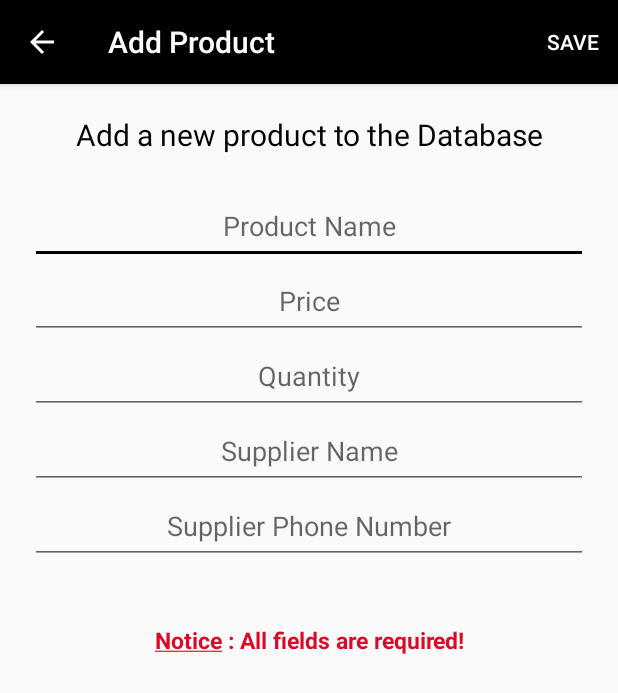
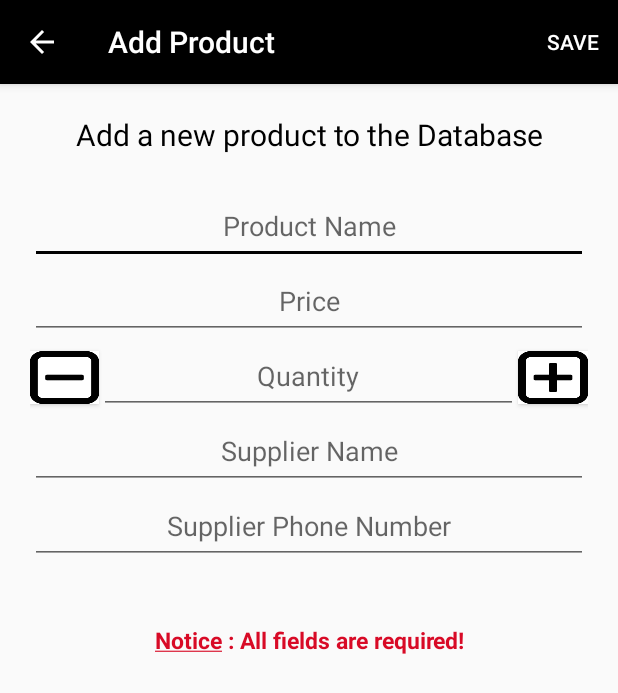
Before and after one commit to GeorgeIw/Inventory, an Android app: the EditorActivity screen opened directly, with no data from a screen before it, on a phone screen of 412 x 824 dp. Shown: the top 693 px of the screen. Run offline under Robolectric (Android 15) with nearby library versions, the phone set to English and light mode, and no system bars.

Commit message:
Added incement & decrement buttons in EditorActivity for quantity

```diff
--- a/app/src/main/java/com/example/android/inventory/EditorActivity.java
+++ b/app/src/main/java/com/example/android/inventory/EditorActivity.java
@@ -19,6 +19,7 @@ import android.view.Menu;
 import android.view.MenuItem;
 import android.view.MotionEvent;
 import android.view.View;
+import android.widget.Button;
 import android.widget.EditText;
 import android.widget.Toast;
 
@@ -46,6 +47,10 @@ public class EditorActivity extends AppCompatActivity implements LoaderManager.L
     private EditText supplierPhoneNumberEditText;
     //flag to keep track weather the item has been modified
     private boolean pItemChanged = false;
+    //minus button for quantity
+    private Button minusButton;
+    //plus button for quantity
+    private Button plusButton;
 
 
     //onTouchListener that notifies when the view is altered
@@ -56,7 +61,6 @@ public class EditorActivity extends AppCompatActivity implements LoaderManager.L
             return false;
         }
     };
-
 
     @Override
     protected void onCreate(Bundle savedInstanceState) {
@@ -84,8 +88,12 @@ public class EditorActivity extends AppCompatActivity implements LoaderManager.L
         nameEditText = findViewById(R.id.edit_product_name);
         //find the view with id:edit_product_price and store it to PriceEditText variable
         priceEditText = findViewById(R.id.edit_product_price);
+        //find the Button with id:minus_button and store it to minusButton variable
+        minusButton = findViewById(R.id.minus_button);
         //find the view with id:edit_product_quantity and store it to QuantityEditText variable
         quantityEditText = findViewById(R.id.edit_product_quantity);
+        //find the Button with id:plus_button and store it to plusButton variable
+        plusButton = findViewById(R.id.plus_button);
         //find the view with id:edit_product_supplier_name and store it to SupplierNameEditText variable
         supplierNameEditText = findViewById(R.id.edit_product_supplier_name);
         //find the view with id:edit_product_supplier_phone_number and store it to SupplierPhoneNumberEditText
@@ -97,7 +105,34 @@ public class EditorActivity extends AppCompatActivity implements LoaderManager.L
         quantityEditText.setOnTouchListener(pTouchListener);
         supplierNameEditText.setOnTouchListener(pTouchListener);
         supplierPhoneNumberEditText.setOnTouchListener(pTouchListener);
+
+        //set the ClickListener to minusButton
+        minusButton.setOnClickListener(minusButtonClickListener);
+        //set the clickListener to plusButton
+        plusButton.setOnClickListener(plusButtonClickListener);
     }
+
+    //OnClickListener method for minusButton
+    private View.OnClickListener minusButtonClickListener = (new View.OnClickListener() {
+        @Override
+        public void onClick(View v) {
+            int quantityEditTextField = Integer.parseInt(quantityEditText.getText().toString());
+            quantityEditTextField = quantityEditTextField - 1;
+            if(quantityEditTextField >= 0) {
+                quantityEditText.setText(String.valueOf(quantityEditTextField));
+            }
+            }
+    });
+
+    //OnClickListener method for plusButton
+    private View.OnClickListener plusButtonClickListener = (new View.OnClickListener() {
+        @Override
+        public void onClick(View v) {
+            int quantityEditTextField = Integer.parseInt(quantityEditText.getText().toString());
+            quantityEditTextField = quantityEditTextField + 1;
+            quantityEditText.setText(String.valueOf(quantityEditTextField));
+        }
+    });
 
     //method to set the action when the value of the field is null
     //if the value is null, do nothing
--- a/app/src/main/java/com/example/android/inventory/ProductCursorAdapter.java
+++ b/app/src/main/java/com/example/android/inventory/ProductCursorAdapter.java
@@ -6,6 +6,7 @@ import android.database.Cursor;
 import android.view.LayoutInflater;
 import android.view.View;
 import android.view.ViewGroup;
+import android.widget.AdapterView;
 import android.widget.Button;
 import android.widget.CursorAdapter;
 import android.widget.TextView;
@@ -30,7 +31,7 @@ public class ProductCursorAdapter extends CursorAdapter {
 
     //bind the data to the appropriate view
     @Override
-    public void bindView(View view, final Context context, final Cursor cursor) {
+    public void bindView(final View view, final Context context, final Cursor cursor) {
 
 
         //find the view with id:product_name and store it to productName variable
@@ -41,6 +42,7 @@ public class ProductCursorAdapter extends CursorAdapter {
         final TextView productQuantity = view.findViewById(R.id.product_quantity);
         //find the Button with id:sale_button and store it to saleButton variable
         final Button saleButton = view.findViewById(R.id.sale_button);
+
 
             saleButton.setOnClickListener(new View.OnClickListener() {
                 @Override
@@ -57,12 +59,15 @@ public class ProductCursorAdapter extends CursorAdapter {
                         int quantityIndex = cursor.getColumnIndex(ProductContract.ProductEntry.COLUMN_QUANTITY);
                         String column = cursor.getString(columnIndex);
                         String quantity = cursor.getString(quantityIndex);
-                if( Integer.parseInt(quantity) > zeroStoppingPoint){
+                        if (Integer.parseInt(quantity) > zeroStoppingPoint) {
                             MainActivity mainActivity = (MainActivity) context;
                             mainActivity.decreaseQuantityValueByOne(Integer.valueOf(column), Integer.valueOf(quantity));
                         }
+
                     }
+
             });
+
 
 
         //find and store the column COLUMN_NAME of the database to productNameColumnIndex
--- a/app/src/main/res/layout/activity_editor.xml
+++ b/app/src/main/res/layout/activity_editor.xml
@@ -22,10 +22,31 @@
         android:hint="@string/product_price"
         style="@style/edit_text_price" />
 
+    <LinearLayout
+        android:layout_width="match_parent"
+        android:layout_height="wrap_content"
+        android:orientation="horizontal">
+
+        <Button
+            android:id="@+id/minus_button"
+            android:layout_weight="1"
+            android:layout_width="0dp"
+            android:layout_height="35dp"
+            android:background="@drawable/minus_button"/>
+
     <EditText
         android:id="@+id/edit_product_quantity"
         android:hint="@string/product_quantity"
         style="@style/edit_text_quantity" />
+
+        <Button
+            android:id="@+id/plus_button"
+            android:layout_weight="1"
+            android:layout_width="0dp"
+            android:layout_height="35dp"
+            android:background="@drawable/plus_button"/>
+
+    </LinearLayout>
 
     <EditText
         android:id="@+id/edit_product_supplier_name"
--- a/app/src/main/res/values/styles.xml
+++ b/app/src/main/res/values/styles.xml
@@ -31,7 +31,8 @@
     </style>
 
     <style name="edit_text_quantity">
-        <item name="android:layout_width">match_parent</item>
+        <item name="android:layout_weight">6</item>
+        <item name="android:layout_width">0dp</item>
         <item name="android:layout_height">50dp</item>
         <item name="android:textAlignment">center</item>
         <item name="android:inputType">number</item>
```
Also changed, not shown: app/src/main/res/drawable/minus_button.png (added), app/src/main/res/drawable/plus_button.png (added). Lines whose indentation alone changed are shown as unchanged.
